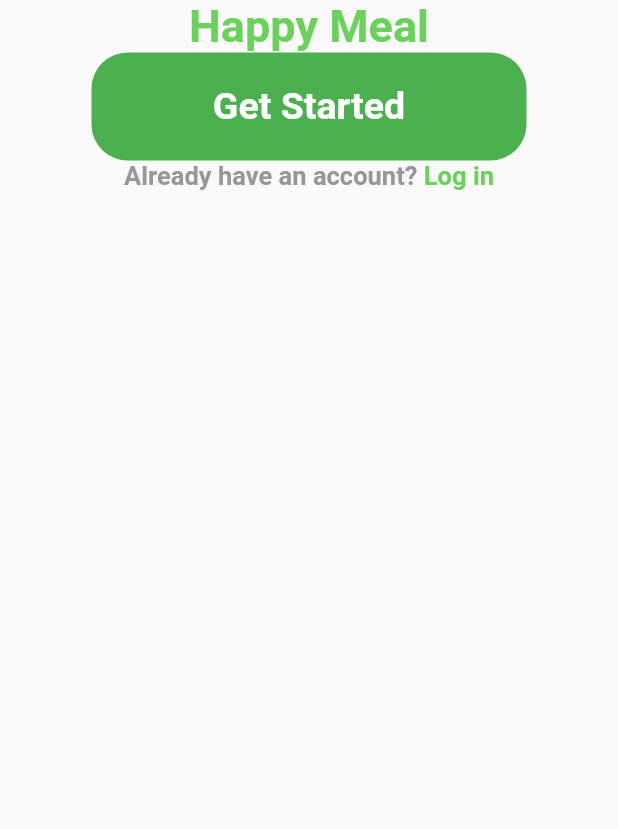
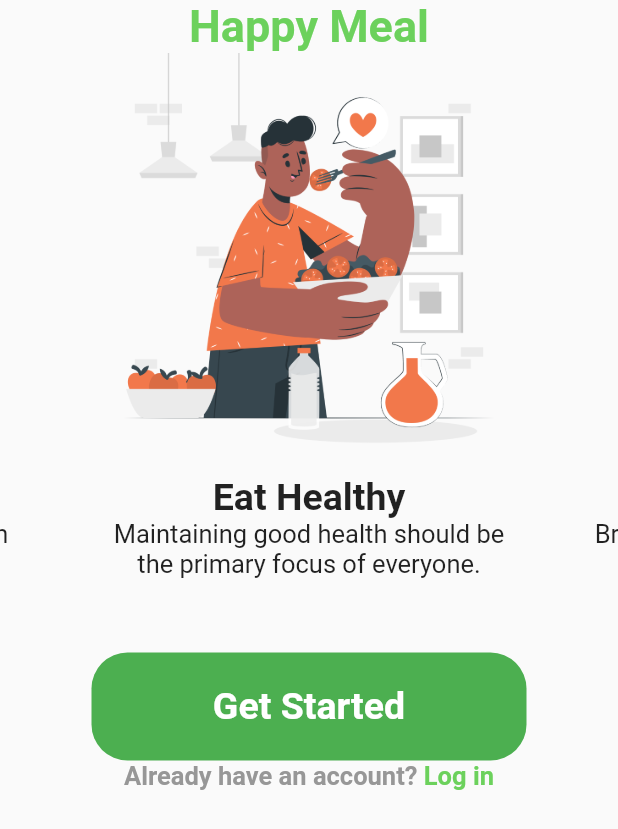
Before and after one commit to SonNguyen9720/plan_meal_app, a Flutter app: the screen it shows after launch, on a phone screen of 412 x 824 dp. Shown: the top 829 px of the screen. Run offline on Flutter 3.47's test engine with Material 2 defaults, Android fonts, the phone set to English and light mode, and no system bars; drawn by our look-alikes of carousel_slider; our stand-ins replace bloc, equatable, flutter_bloc, get_it, google_fonts; Roboto replaces fonts that are missing (Signika).

```diff
--- /dev/null
+++ b/lib/data/model/carousel_item.dart
@@ -0,0 +1,8 @@
+class CarouselItem {
+  final String image;
+  final String title;
+  final String description;
+
+  const CarouselItem(
+      {required this.image, required this.title, required this.description});
+}
--- a/lib/presentation/features/onboard/onborad_screen.dart
+++ b/lib/presentation/features/onboard/onborad_screen.dart
@@ -1,8 +1,26 @@
 import 'package:flutter/material.dart';
 import 'package:plan_meal_app/config/theme.dart';
+import 'package:carousel_slider/carousel_slider.dart';
+import 'package:plan_meal_app/data/model/carousel_item.dart';
 
 class OnboardScreen extends StatelessWidget {
-  const OnboardScreen({Key? key}) : super(key: key);
+  OnboardScreen({Key? key}) : super(key: key);
+  final List<CarouselItem> carouselItemList = [
+    const CarouselItem(
+        image: "assets/intro/onboard_1.png",
+        title: "Eat Healthy",
+        description:
+            "Maintaining good health should be the primary focus of everyone."),
+    const CarouselItem(
+        image: "assets/intro/onboard_2.png",
+        title: "Healthy Recipes",
+        description:
+            "Browse thousands of healthy recipes from all over the world."),
+    const CarouselItem(
+        image: "assets/intro/onboard_3.png",
+        title: "Track Your Health",
+        description: "With amazing inbuilt tools you can track your progress.")
+  ];
 
   @override
   Widget build(BuildContext context) {
@@ -18,6 +36,15 @@ class OnboardScreen extends StatelessWidget {
                   fontWeight: FontWeight.w700),
             ),
           ),
+          CarouselSlider.builder(
+              itemCount: carouselItemList.length,
+              itemBuilder: (context, index, realIndex) {
+                final carouselItem = carouselItemList[index];
+                return buildCarouselItem(carouselItem);
+              },
+              options: CarouselOptions(
+                height: 400,
+              )),
           Center(
             child: SizedBox(
               height: 72,
@@ -67,4 +94,49 @@ class OnboardScreen extends StatelessWidget {
       ),
     );
   }
+
+  // List buildCarouselItemList() {
+  //   List carouselItemList = [];
+  //   for (int i = 0; i < imageList.length; i++) {
+  //     carouselItemList.add(
+  //         buildCarouselItem(imageList[i], titleList[i], descriptionList[i]));
+  //   }
+  //   return carouselItemList;
+  // }
+
+  Widget buildCarouselItem(CarouselItem carouselItem) {
+    return SizedBox(
+      width: 282,
+      child: Column(
+        children: [
+          Image.asset(
+            carouselItem.image,
+            height: 282,
+            width: 282,
+            fit: BoxFit.cover,
+          ),
+          Row(
+            mainAxisAlignment: MainAxisAlignment.center,
+            children: [
+              Text(
+                carouselItem.title,
+                style:
+                    const TextStyle(fontSize: 25, fontWeight: FontWeight.w600),
+              ),
+            ],
+          ),
+          SizedBox(
+            width: 282,
+            child: Center(
+              child: Text(
+                carouselItem.description,
+                style: const TextStyle(fontSize: 17),
+                textAlign: TextAlign.center,
+              ),
+            ),
+          )
+        ],
+      ),
+    );
+  }
 }
```
Also changed, not shown: pubspec.yaml (+3 -5 lines), assets/intro/onboard_1.png (added), assets/intro/onboard_2.png (added), assets/intro/onboard_3.png (added), pubspec.lock.
